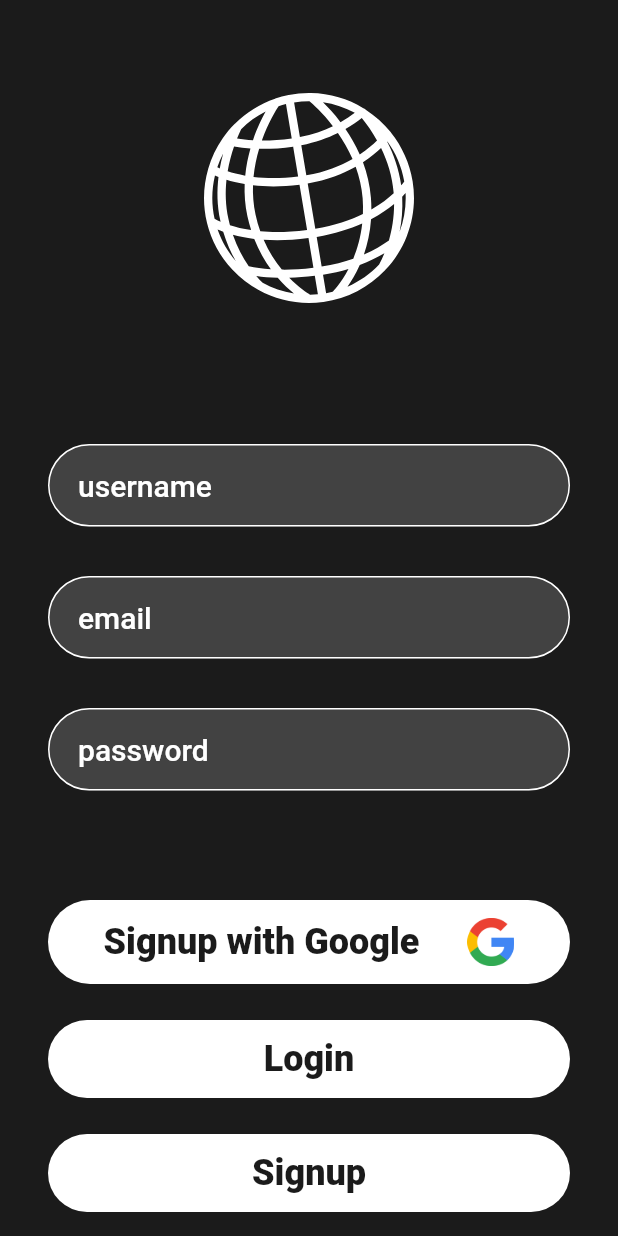
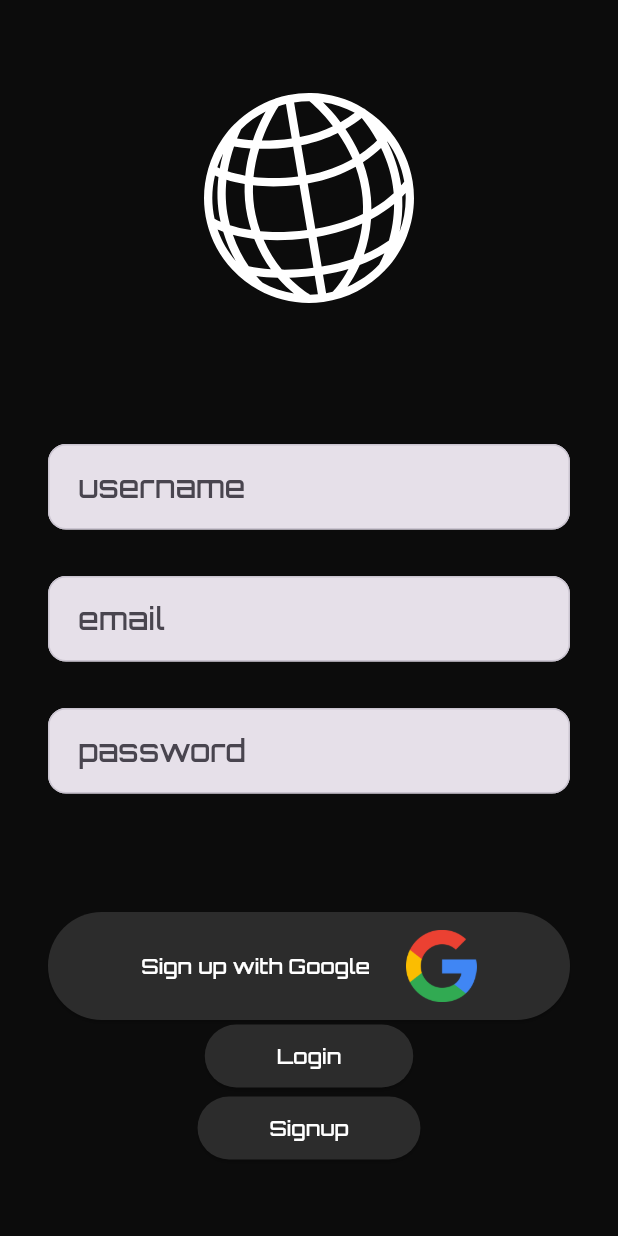
Before and after one commit to jumbyjumbo/flutter_firebase_app, a Flutter app: the screen it shows after launch, after a tap on "Signup", on a phone screen of 412 x 824 dp. Run offline on Flutter 3.47's test engine with Material 2 defaults, Android fonts, the phone set to English and light mode, and no system bars; our stand-ins replace cloud_firestore, firebase_auth, firebase_core, flutter_svg, google_fonts, google_sign_in; accounts and stored records are empty.

Commit message:
mostly adapted to material 3

```diff
--- a/lib/main.dart
+++ b/lib/main.dart
@@ -1,9 +1,11 @@
 import 'package:firebase_core/firebase_core.dart';
 import 'package:flutter/foundation.dart';
 import 'package:flutter/material.dart';
+import 'package:google_fonts/google_fonts.dart';
 import 'package:instagram_flutter/utils/colors.dart';
 import 'package:instagram_flutter/screens/login_screen.dart';
 
+//initialise firebase and run the app
 void main() async {
   WidgetsFlutterBinding.ensureInitialized();
   if (kIsWeb) {
@@ -23,15 +25,47 @@ void main() async {
 class MyApp extends StatelessWidget {
   const MyApp({super.key});
 
-  // This widget is the root of your application.
+  // root of the app
   @override
   Widget build(BuildContext context) {
+    final textTheme = Theme.of(context).textTheme;
+
     return MaterialApp(
+      //make the theme dark or light depending on system settings
+      themeMode: ThemeMode.system,
+      //general animation duration
+      themeAnimationDuration: const Duration(milliseconds: 100),
+      //hide test banner
       debugShowCheckedModeBanner: false,
+      //title of the app used by the OS
       title: 'flutter app',
-      theme: ThemeData.dark().copyWith(
-        scaffoldBackgroundColor: backgroundColor,
+      theme: ThemeData(
+        //text field input style TODO
+        inputDecorationTheme: const InputDecorationTheme(
+          border: OutlineInputBorder(
+            borderSide: BorderSide(color: Colors.grey),
+          ),
+          enabledBorder: OutlineInputBorder(
+            borderSide: BorderSide(color: Colors.grey),
+          ),
+          focusedBorder: OutlineInputBorder(
+            borderSide: BorderSide(color: Colors.grey),
+          ),
+        ),
+
+        //elevated button style
+        elevatedButtonTheme: ElevatedButtonThemeData(
+          style: ElevatedButton.styleFrom(
+            backgroundColor: buttongrey,
+            foregroundColor: white,
+          ),
+        ),
+        //app font
+        textTheme: GoogleFonts.orbitronTextTheme(textTheme),
         useMaterial3: true,
+        primaryColor: white,
+        canvasColor: deepergrey,
+        scaffoldBackgroundColor: deepergrey,
       ),
       // home: const ResponsiveLayout(
       //   mobileLayout: MobileLayout(),
--- a/lib/screens/login_screen.dart
+++ b/lib/screens/login_screen.dart
@@ -1,11 +1,11 @@
 import 'package:flutter/material.dart';
 import 'package:instagram_flutter/ressources/auth_methods.dart';
-import 'package:instagram_flutter/widgets/button/button.dart';
-import 'package:instagram_flutter/widgets/button/google_button.dart';
 import 'package:instagram_flutter/widgets/text_field_input.dart';
 import 'package:instagram_flutter/utils/logo.dart';
 import 'package:instagram_flutter/screens/signup_screen.dart';
 import 'package:instagram_flutter/screens/landing_screen.dart';
+import '../utils/default_padding.dart';
+import '../utils/google_logo.dart';
 
 class LoginScreen extends StatefulWidget {
   const LoginScreen({super.key});
@@ -29,7 +29,8 @@ class _LoginScreenState extends State<LoginScreen> {
 
   @override
   Widget build(BuildContext context) {
-    return Scaffold(
+    return Stack(children: [
+      Scaffold(
         body: SafeArea(
           child: Container(
             padding: const EdgeInsets.symmetric(horizontal: 32),
@@ -41,6 +42,32 @@ class _LoginScreenState extends State<LoginScreen> {
                 //logo
                 const Expanded(
                   child: Logo(height: 150),
+                ),
+
+                //login with google
+                ElevatedButton(
+                  onPressed: () {
+                    AuthMethods().signInWithGoogle().then((result) {
+                      handleAuthResult(result, const LandingScreen(), context);
+                    });
+                  },
+                  child: const DefaultPadding(
+                    child: Row(
+                      crossAxisAlignment: CrossAxisAlignment.center,
+                      mainAxisAlignment: MainAxisAlignment.center,
+                      children: [
+                        Text(
+                          "Login with Google",
+                        ),
+                        SizedBox(
+                          width: 24,
+                        ),
+                        GoogleLogo(
+                          height: 48,
+                        ),
+                      ],
+                    ),
+                  ),
                 ),
 
                 //spacer
@@ -85,22 +112,9 @@ class _LoginScreenState extends State<LoginScreen> {
                     mainAxisAlignment: MainAxisAlignment.center,
                     crossAxisAlignment: CrossAxisAlignment.center,
                     children: [
-                    //login with google
-                    GestureDetector(
-                      onTap: () {
-                        AuthMethods().signInWithGoogle().then((result) {
-                          handleAuthResult(
-                              result, const LandingScreen(), context);
-                        });
-                      },
-                      child: const GoogleButton(
-                        buttonText: "Login with Google",
-                      ),
-                    ),
-
                       //login
-                    GestureDetector(
-                      onTap: () {
+                      ElevatedButton(
+                        onPressed: () {
                           AuthMethods()
                               .signInUser(
                             email: _emailController.text,
@@ -111,19 +125,18 @@ class _LoginScreenState extends State<LoginScreen> {
                                 result, const LandingScreen(), context);
                           });
                         },
-                      child: const MyButton(buttonText: 'Login'),
+                        child: const DefaultPadding(child: Text('Login')),
                       ),
-
                       //signup
-                    GestureDetector(
-                      onTap: () {
+                      ElevatedButton(
+                        onPressed: () {
                           Navigator.push(
                             context,
                             MaterialPageRoute(
                                 builder: (context) => const SignupScreen()),
                           );
                         },
-                      child: const MyButton(buttonText: 'Signup'),
+                        child: const DefaultPadding(child: Text('Signup')),
                       ),
                     ],
                   ),
@@ -132,6 +145,7 @@ class _LoginScreenState extends State<LoginScreen> {
             ),
           ),
         ),
-    );
+      ),
+    ]);
   }
 }
--- a/lib/screens/signup_screen.dart
+++ b/lib/screens/signup_screen.dart
@@ -1,11 +1,12 @@
 import 'package:flutter/material.dart';
+import 'package:instagram_flutter/utils/colors.dart';
+import 'package:instagram_flutter/utils/default_padding.dart';
 import 'package:instagram_flutter/utils/logo.dart';
 import 'package:instagram_flutter/ressources/auth_methods.dart';
-import 'package:instagram_flutter/widgets/button/button.dart';
-import 'package:instagram_flutter/widgets/button/google_button.dart';
 import 'package:instagram_flutter/widgets/text_field_input.dart';
 import 'package:instagram_flutter/screens/login_screen.dart';
 import 'package:instagram_flutter/screens/landing_screen.dart';
+import '../utils/google_logo.dart';
 
 class SignupScreen extends StatefulWidget {
   const SignupScreen({super.key});
@@ -92,33 +93,47 @@ class _SignupScreenState extends State<SignupScreen> {
                   crossAxisAlignment: CrossAxisAlignment.center,
                   children: [
                     //login with google
-                    GestureDetector(
-                      onTap: () {
+                    ElevatedButton(
+                      onPressed: () {
                         AuthMethods().signInWithGoogle().then((result) {
                           handleAuthResult(
                               result, const LandingScreen(), context);
                         });
                       },
-                      child: const GoogleButton(
-                        buttonText: 'Signup with Google',
+                      child: const DefaultPadding(
+                        child: Row(
+                          crossAxisAlignment: CrossAxisAlignment.center,
+                          mainAxisAlignment: MainAxisAlignment.center,
+                          children: [
+                            Text(
+                              "Sign up with Google",
+                            ),
+                            SizedBox(
+                              width: 24,
+                            ),
+                            GoogleLogo(
+                              height: 48,
+                            ),
+                          ],
+                        ),
                       ),
                     ),
 
                     //login
-                    GestureDetector(
-                      onTap: () {
+                    ElevatedButton(
+                      onPressed: () {
                         Navigator.push(
                           context,
                           MaterialPageRoute(
                               builder: (context) => const LoginScreen()),
                         );
                       },
-                      child: const MyButton(buttonText: 'Login'),
+                      child: const DefaultPadding(child: Text('Login')),
                     ),
 
                     //signup
-                    GestureDetector(
-                      onTap: () {
+                    ElevatedButton(
+                      onPressed: () {
                         AuthMethods()
                             .signUpUser(
                           email: _emailController.text,
@@ -130,7 +145,7 @@ class _SignupScreenState extends State<SignupScreen> {
                               result, const LandingScreen(), context);
                         });
                       },
-                      child: const MyButton(buttonText: 'Signup'),
+                      child: const DefaultPadding(child: Text('Signup')),
                     ),
                   ],
                 ),
--- a/lib/utils/colors.dart
+++ b/lib/utils/colors.dart
@@ -1,6 +1,7 @@
 import 'package:flutter/material.dart';
 
-const backgroundColor = Color.fromRGBO(27, 27, 27, 1);
-const searchColor = Color.fromRGBO(38, 38, 38, 1);
-const primaryColor = Colors.white;
-const secondaryColor = Colors.grey;
+const black = Colors.black;
+const white = Colors.white;
+const deepergrey = Color.fromRGBO(12, 12, 12, 1);
+const deepgrey = Color.fromRGBO(24, 24, 24, 1);
+const buttongrey = Color.fromRGBO(44, 44, 44, 1);
--- /dev/null
+++ b/lib/utils/default_padding.dart
@@ -0,0 +1,15 @@
+import 'package:flutter/material.dart';
+
+class DefaultPadding extends StatelessWidget {
+  final double _padding = 12.0;
+  final Widget child;
+  const DefaultPadding({super.key, required this.child});
+
+  @override
+  Widget build(BuildContext context) {
+    return Padding(
+        padding:
+            EdgeInsets.symmetric(vertical: _padding, horizontal: _padding * 2),
+        child: child);
+  }
+}
--- a/lib/utils/logo.dart
+++ b/lib/utils/logo.dart
@@ -11,7 +11,7 @@ class Logo extends StatelessWidget {
     return SvgPicture.asset(
       'assets/logo.svg',
       colorFilter: const ColorFilter.mode(
-        primaryColor,
+        white,
         BlendMode.srcIn,
       ),
       height: height,
--- a/lib/widgets/button/button.dart
+++ /dev/null
@@ -1,18 +0,0 @@
-import 'package:flutter/material.dart';
-import 'package:instagram_flutter/utils/colors.dart';
-import 'package:instagram_flutter/widgets/button/button_container.dart';
-
-class MyButton extends StatelessWidget {
-  const MyButton({super.key, required this.buttonText});
-  final String buttonText;
-
-  @override
-  Widget build(BuildContext context) {
-    return ButtonContainer(
-        child: Text(buttonText,
-            style: const TextStyle(
-                color: backgroundColor,
-                fontWeight: FontWeight.w800,
-                fontSize: 24)));
-  }
-}
--- a/lib/widgets/button/button_container.dart
+++ /dev/null
@@ -1,26 +0,0 @@
-import 'package:flutter/material.dart';
-import 'package:instagram_flutter/utils/colors.dart';
-
-class ButtonContainer extends StatelessWidget {
-  const ButtonContainer({super.key, required this.child});
-  final Widget child;
-
-  @override
-  Widget build(BuildContext context) {
-    return Container(
-      margin: const EdgeInsets.only(top: 24),
-      padding: const EdgeInsets.symmetric(vertical: 12),
-      width: double.infinity,
-      alignment: Alignment.center,
-      decoration: const ShapeDecoration(
-        shape: RoundedRectangleBorder(
-          borderRadius: BorderRadius.all(
-            Radius.circular(32),
-          ),
-        ),
-        color: primaryColor,
-      ),
-      child: child,
-    );
-  }
-}
--- a/lib/widgets/button/google_button.dart
+++ /dev/null
@@ -1,32 +0,0 @@
-import 'package:flutter/material.dart';
-import 'package:instagram_flutter/utils/colors.dart';
-import 'package:instagram_flutter/widgets/button/button_container.dart';
-import 'package:instagram_flutter/utils/google_logo.dart';
-
-class GoogleButton extends StatelessWidget {
-  final String buttonText;
-  const GoogleButton({super.key, required this.buttonText});
-
-  @override
-  Widget build(BuildContext context) {
-    return ButtonContainer(
-      child: Row(
-        crossAxisAlignment: CrossAxisAlignment.center,
-        mainAxisAlignment: MainAxisAlignment.center,
-        children: [
-          Text(buttonText,
-              style: const TextStyle(
-                  color: backgroundColor,
-                  fontWeight: FontWeight.w800,
-                  fontSize: 24)),
-          const SizedBox(
-            width: 32,
-          ),
-          const GoogleLogo(
-            height: 32,
-          ),
-        ],
-      ),
-    );
-  }
-}
--- a/lib/widgets/text_field_input.dart
+++ b/lib/widgets/text_field_input.dart
@@ -15,7 +15,7 @@ class TextFieldInput extends StatelessWidget {
   @override
   Widget build(BuildContext context) {
     final inputBorder = OutlineInputBorder(
-      borderRadius: BorderRadius.circular(32),
+      borderRadius: BorderRadius.circular(12),
       borderSide: Divider.createBorderSide(context),
     );
 
--- a/pubspec.yaml
+++ b/pubspec.yaml
@@ -36,6 +36,7 @@ dependencies:
   flutter:
     sdk: flutter
   flutter_svg: ^2.0.5
+  google_fonts: ^4.0.4
   google_sign_in: ^6.1.0
   image_picker: ^0.8.7+4
 
```
Also changed, not shown: pubspec.lock, 1 other file. Lines whose indentation alone changed are shown as unchanged.
